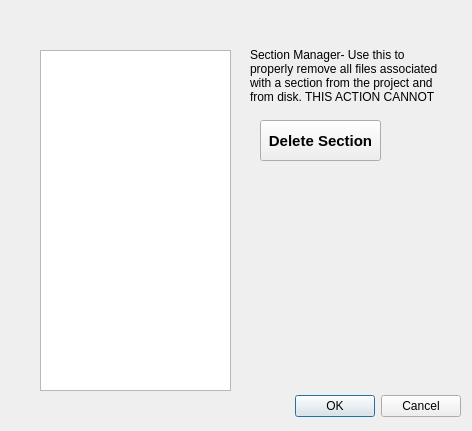
Above: QDrillerPlugin/managesections_dialog_base.ui from valheran/QDriller before the change. Below: the same form after it.
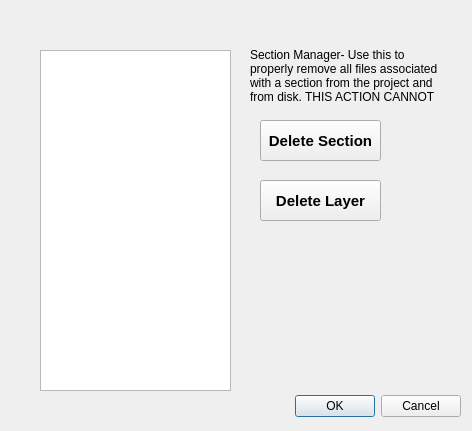
That is the form after the change.

Commit message:
Section layers and editing
Varied and many changes. Expanded data held in the section definition
file close #34. Add ability to add Section layers to individual sections
close #25. Have also added some basic editing tools in order to be able
to use the section layers. Section manager modified to now show layers
within sections, and individual layers can now be removed (and deleted
from disk). Also made some cosmetic changes to the SectionView interface
(spacing etc), and implemented some status bar messages as helpful tips
for tools. Included a number of icon assests for the new actions added

Patch:
```diff
--- a/QDrillerPlugin/managesections_dialog_base.ui
+++ b/QDrillerPlugin/managesections_dialog_base.ui
@@ -86,6 +86,26 @@
    </property>
    <layout class="QVBoxLayout" name="lytMessage"/>
   </widget>
+  <widget class="QPushButton" name="btnDeleteLayer">
+   <property name="geometry">
+    <rect>
+     <x>260</x>
+     <y>180</y>
+     <width>121</width>
+     <height>41</height>
+    </rect>
+   </property>
+   <property name="font">
+    <font>
+     <pointsize>11</pointsize>
+     <weight>75</weight>
+     <bold>true</bold>
+    </font>
+   </property>
+   <property name="text">
+    <string>Delete Layer</string>
+   </property>
+  </widget>
  </widget>
  <resources/>
  <connections>
```
Left out of the diff: 10 changed lines with no effect on the pictures. The commit also changes 23 other files.
